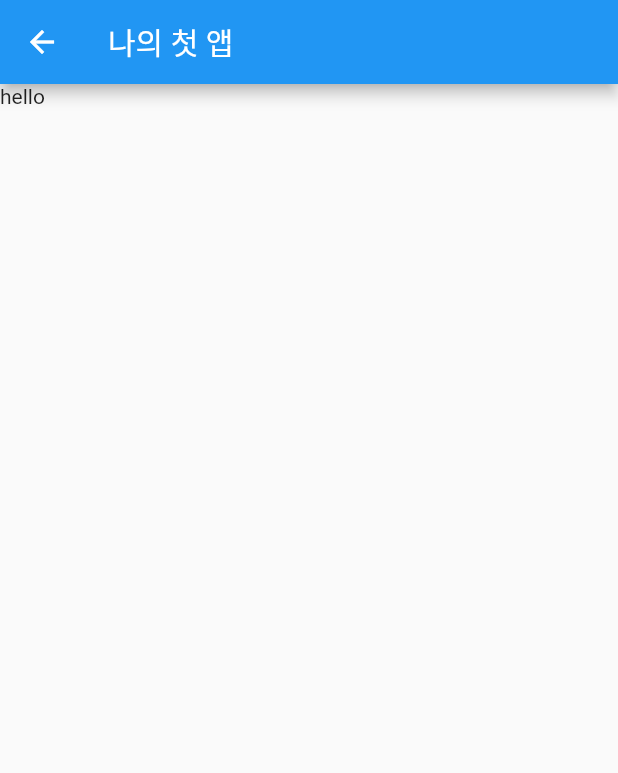
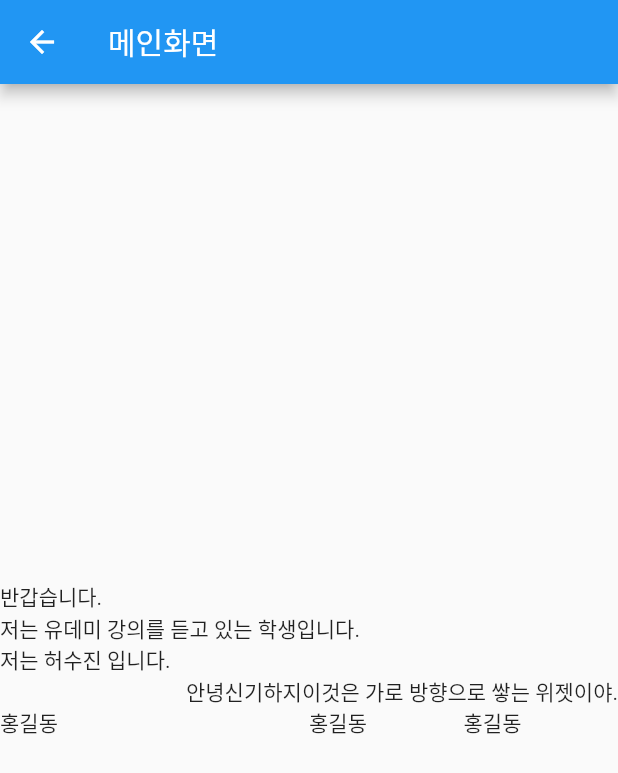
Before and after one commit to heosujinnn/Udemy-Flutter, a Flutter app: the MainScreen screen opened directly, on a phone screen of 412 x 824 dp. Shown: the top 773 px of the screen. Run offline on Flutter 3.47's test engine with Material 2 defaults, Android fonts, the phone set to English and light mode, and no system bars.

Commit message:
[add] layout Column, Row, Expanded

```diff
--- a/lib/main.dart
+++ b/lib/main.dart
@@ -1,56 +1,23 @@
 import 'package:flutter/material.dart';
+import 'package:study_flutter/main_screen.dart';
+import 'package:study_flutter/splash_screen.dart';
 
 void main() {
   runApp(const MyApp());
 }
 
 class MyApp extends StatelessWidget {
-  const MyApp({super.key});
+  const MyApp({Key? key}) : super(key: key);
 
-  // This widget is the root of your application.
   @override
   Widget build(BuildContext context) {
     return MaterialApp(
       title: 'Flutter Demo',
-      home: const MainScreen2(),
+      initialRoute: '/',
+      routes: {
+        '/': (context) => SplashScreen(),
+        '/main': (context) => MainScreen(),
+      },
     );
   }
 }
-/// statelessWidget : 상태가 없는 위젯 - 한 번 생성되면 내부데이터나 상태를 변경할 수 없고 UI를 그리기 위해 사용함.
-class MainScreen extends StatelessWidget {
-  const MainScreen({super.key});
-
-  @override
-  Widget build(BuildContext context) {
-    /// 주요 기본 UI 기본 요소
-    return Scaffold(appBar: AppBar(title: Text('나의 첫 앱'),), body: Text('hello'),);
-  }
-}
-/// StatefulWidget : 상태를 가지는 위젯
-/// 왜 두가지 종류의 State 를 가질까?
-class MainScreen2 extends StatefulWidget {
-  const MainScreen2({super.key});
-
-  @override
-  State<MainScreen2> createState() => _MainScreen2State();
-
-}
-
-class _MainScreen2State extends State<MainScreen2> {
-  String msg='hello';
-
-  @override
-  void initState() {
-    // TODO: implement initState
-    super.initState();
-    Future.delayed(Duration(seconds: 3),(){
-      setState(() {
-        msg='hello World';
-      });
-    });
-  }
-  @override
-  Widget build(BuildContext context) {
-    return Scaffold(appBar: AppBar(title: Text('나의 첫 앱'),), body: Text(msg),);
-  }
-}
--- /dev/null
+++ b/lib/main_screen.dart
@@ -0,0 +1,48 @@
+import 'package:flutter/material.dart';
+
+class MainScreen extends StatefulWidget {
+  const MainScreen({Key? key}) : super(key: key);
+
+  @override
+  State<MainScreen> createState() => _MainScreenState();
+}
+
+class _MainScreenState extends State<MainScreen> {
+  @override
+  Widget build(BuildContext context) {
+    return Scaffold(
+      appBar: AppBar(
+        title: const Text('메인화면'),
+      ),
+      // alt+enter -> remove 할 수 있음.
+      // ctrl+alt+L : 자동정렬
+      body: const Column(
+        //세로방향으로 쌓아나감
+        mainAxisAlignment: MainAxisAlignment.center, // (세로에서 중앙)
+        crossAxisAlignment: CrossAxisAlignment.start, // 가로에서 시작
+        children: [
+          Text('반갑습니다.'),
+          Text('저는 유데미 강의를 듣고 있는 학생입니다.'),
+          Text('저는 허수진 입니다.'),
+          Row(
+            //가로방향으로 쌓아나가는 것
+            mainAxisAlignment: MainAxisAlignment.end,
+            children: [
+              Text('안녕'),
+              Text('신기하지'),
+              Text('이것은 가로 방향으로 쌓는 위젯이야.')
+              // const 제안: 경고 없어져요 -> 앱 실행되기 전부터 미리 생성을 끝내놓는다.
+              // 무조건 넣는건 아닙니다. 코드가 완성 됐을 때 alt enter 하면 됨 !!! 앱 포파먼스 개선을 위해.
+            ],
+          ),
+          Row(children: [
+            //Expanded 위젯은 비율!! 2:1:1 이라는 뜻
+            Expanded(flex:2, child: Text('홍길동'),),
+            Expanded(child: Text('홍길동'),),
+            Expanded(child: Text('홍길동'),),
+          ],)
+        ],
+      ),
+    );
+  }
+}
```
Also changed, not shown: lib/splash_screen.dart (added, +16 -0 lines).
